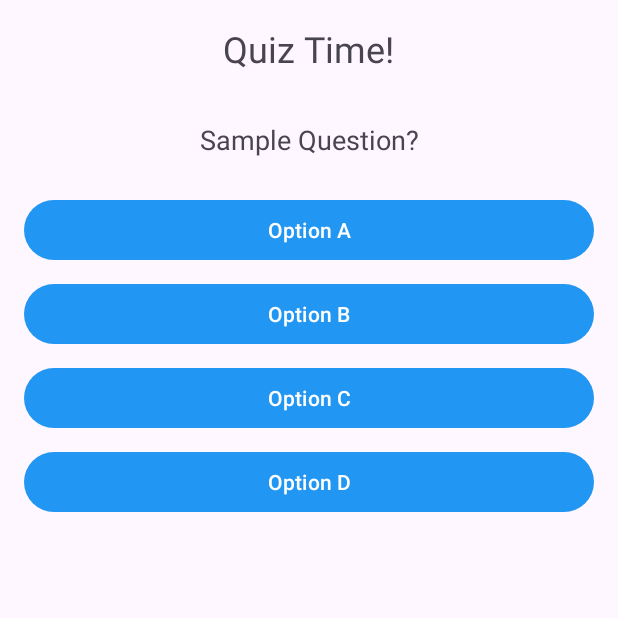
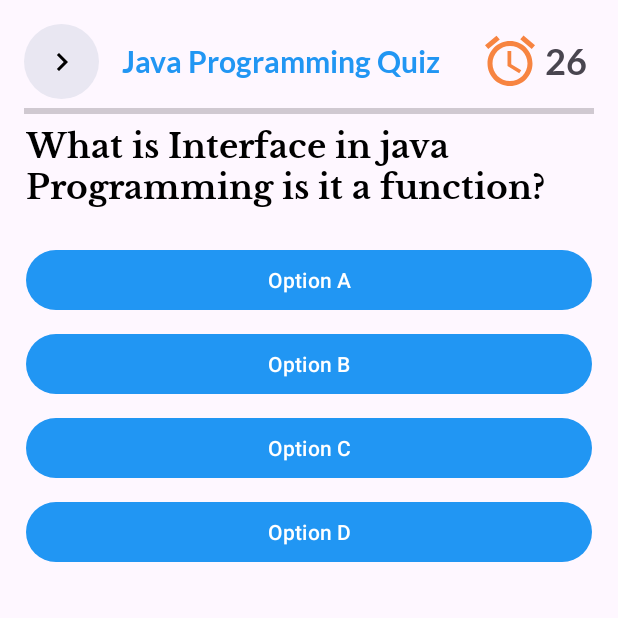
Before and after one commit to Mr-coder14/Quiz1, an Android app: the fragment QuizQuestionFragment placed in its activity, on a phone screen of 412 x 824 dp, the top half of it. Run offline under Robolectric (Android 15) with nearby library versions, the phone set to English and light mode, and no system bars; our stand-ins replace Firebase (no records; nobody signed in at launch, a user with empty details on screens opened directly).

```diff
--- a/app/build.gradle
+++ b/app/build.gradle
@@ -39,6 +39,7 @@ dependencies {
     testImplementation libs.junit
     androidTestImplementation libs.ext.junit
     androidTestImplementation libs.espresso.core
+    implementation libs.material.v1
     implementation 'androidx.appcompat:appcompat:1.6.1'
     implementation 'de.hdodenhof:circleimageview:3.1.0'
     implementation 'com.google.firebase:firebase-database:21.0.0'
--- a/app/src/main/java/com/RapCodeTechnologies/Quiz/QuizActivity.java
+++ b/app/src/main/java/com/RapCodeTechnologies/Quiz/QuizActivity.java
@@ -1,5 +1,10 @@
 package com.RapCodeTechnologies.Quiz;
 import android.os.Bundle;
+import android.os.CountDownTimer;
+import android.view.View;
+import android.widget.ImageButton;
+import android.widget.ProgressBar;
+import android.widget.TextView;
 
 import androidx.annotation.NonNull;
 import androidx.appcompat.app.AppCompatActivity;
@@ -21,14 +26,30 @@ import Models.Question;
 public class QuizActivity extends AppCompatActivity {
     private DatabaseReference quizDatabase;
     private List<Question> questionList = new ArrayList<>();
+    private CountDownTimer countDownTimer;
+    private static final int QUESTION_TIME = 30000; // 30 seconds in milliseconds
+    private static final int TIMER_INTERVAL = 1000;
     private int currentQuestionIndex = 0;
+    private TextView quiztitle,timer;
+    private ProgressBar quizprogress;
+    private ImageButton imageButton;
     private int score = 0;
     @Override
     protected void onCreate(Bundle savedInstanceState) {
         super.onCreate(savedInstanceState);
         setContentView(R.layout.activity_quiz);
+        quiztitle=findViewById(R.id.quiztitile);
+        timer=findViewById(R.id.timer);
+        quizprogress=findViewById(R.id.progressquiz);
+        imageButton=findViewById(R.id.backquiz);
         quizDatabase = FirebaseDatabase.getInstance().getReference("quiz_questions");
         loadQuestionsFromFirebase();
+        imageButton.setOnClickListener(new View.OnClickListener() {
+            @Override
+            public void onClick(View view) {
+                finish();
+            }
+        });
 
         }
     private void loadQuestionsFromFirebase() {
@@ -50,9 +71,21 @@ public class QuizActivity extends AppCompatActivity {
             }
         });
     }
+    @Override
+    protected void onDestroy() {
+        super.onDestroy();
+        if (countDownTimer != null) {
+            countDownTimer.cancel(); // Cancel the timer when activity is destroyed
+        }
+    }
 
     public void loadNextQuestion() {
         if (currentQuestionIndex < questionList.size()) {
+            findViewById(R.id.timer).setVisibility(View.VISIBLE);
+            findViewById(R.id.progressquiz).setVisibility(View.VISIBLE);
+            findViewById(R.id.backquiz).setVisibility(View.VISIBLE);
+            findViewById(R.id.quiztitile).setVisibility(View.VISIBLE);
+            findViewById(R.id.timeriamge).setVisibility(View.VISIBLE);
             // Load the next question fragment
             Question question = questionList.get(currentQuestionIndex);
             QuizQuestionFragment fragment = QuizQuestionFragment.newInstance(
@@ -63,7 +96,11 @@ public class QuizActivity extends AppCompatActivity {
                     question.getOptionD(),
                     question.getCorrectAnswer()
             );
-            fragment.setOnCorrectAnswerListener(() -> score++); // Increment score for correct answers
+            fragment.setOnCorrectAnswerListener(() -> score++);
+            quizprogress.setProgress((currentQuestionIndex + 1) * 100 / questionList.size());
+
+            // Start timer for the current question
+            startTimer();
 
             FragmentTransaction transaction = getSupportFragmentManager().beginTransaction();
             transaction.replace(R.id.fragmentContainerquiz, fragment);
@@ -75,8 +112,34 @@ public class QuizActivity extends AppCompatActivity {
             showResultFragment();
         }
     }
+    private void startTimer() {
+        if (countDownTimer != null) {
+            countDownTimer.cancel(); // Cancel any existing timer
+        }
+
+        countDownTimer = new CountDownTimer(QUESTION_TIME, TIMER_INTERVAL) {
+            @Override
+            public void onTick(long millisUntilFinished) {
+                // Update the timer text
+                timer.setText(String.valueOf(millisUntilFinished / 1000));
+            }
+
+            @Override
+            public void onFinish() {
+                // Time is up, load the next question
+                loadNextQuestion();
+            }
+        };
+
+        countDownTimer.start();
+    }
 
     private void showResultFragment() {
+        findViewById(R.id.timer).setVisibility(View.GONE);
+        findViewById(R.id.progressquiz).setVisibility(View.GONE);
+        findViewById(R.id.quiztitile).setVisibility(View.GONE);
+        findViewById(R.id.timeriamge).setVisibility(View.GONE);
+        findViewById(R.id.backquiz).setVisibility(View.GONE);
         ResultFragment resultFragment = ResultFragment.newInstance(score, questionList.size());
 
         FragmentTransaction transaction = getSupportFragmentManager().beginTransaction();
--- /dev/null
+++ b/app/src/main/res/drawable/baseline_access_alarms_24.xml
@@ -0,0 +1,5 @@
+<vector xmlns:android="http://schemas.android.com/apk/res/android" android:height="24dp" android:tint="#000000" android:viewportHeight="24" android:viewportWidth="24" android:width="24dp">
+
+    <path android:fillColor="@android:color/white" android:pathData="M22,5.7l-4.6,-3.9 -1.3,1.5 4.6,3.9L22,5.7zM7.9,3.4L6.6,1.9 2,5.7l1.3,1.5 4.6,-3.8zM12.5,8L11,8v6l4.7,2.9 0.8,-1.2 -4,-2.4L12.5,8zM12,4c-5,0 -9,4 -9,9s4,9 9,9 9,-4 9,-9 -4,-9 -9,-9zM12,20c-3.9,0 -7,-3.1 -7,-7s3.1,-7 7,-7 7,3.1 7,7 -3.1,7 -7,7z"/>
+
+</vector>
--- a/app/src/main/res/layout/activity_quiz.xml
+++ b/app/src/main/res/layout/activity_quiz.xml
@@ -1,22 +1,70 @@
 <?xml version="1.0" encoding="utf-8"?>
-<LinearLayout
-    xmlns:android="http://schemas.android.com/apk/res/android"
+<LinearLayout xmlns:android="http://schemas.android.com/apk/res/android"
     xmlns:tools="http://schemas.android.com/tools"
     android:layout_width="match_parent"
+    xmlns:app="http://schemas.android.com/apk/res-auto"
+    android:padding="16dp"
     android:layout_height="match_parent"
     android:orientation="vertical"
     tools:context=".QuizActivity">
+    <LinearLayout
+        android:layout_width="match_parent"
+        android:layout_height="wrap_content"
+        android:gravity="center"
+        android:orientation="horizontal">
+        <ImageButton
+            android:layout_width="50dp"
+            android:layout_height="50dp"
+            android:background="@drawable/gray_circle"
+            android:id="@+id/backquiz"
+            android:src="@drawable/baseline_keyboard_arrow_right_24"/>
+        <TextView
+            android:layout_width="match_parent"
+            android:layout_height="wrap_content"
+            android:text="Java Programming Quiz"
+            android:textSize="20sp"
+            android:paddingLeft="15dp"
+            android:textStyle="bold"
+            android:id="@+id/quiztitile"
+            android:layout_weight="1"
+            android:fontFamily="@font/lato"
+            android:textColor="@color/PrimaryColor"/>
+        <LinearLayout
+            android:layout_width="80dp"
+            android:layout_height="wrap_content"
+            android:gravity="center"
+            android:orientation="horizontal">
+            <ImageView
+                android:layout_width="40dp"
+                android:layout_height="40dp"
+                android:tintMode="multiply"
+                android:scaleType="centerCrop"
+                app:tint="@color/orange"
+                android:id="@+id/timeriamge"
+                android:gravity="center"
+                android:src="@drawable/baseline_access_alarms_24"/>
+            <TextView
+                android:layout_width="wrap_content"
+                android:layout_height="wrap_content"
+                android:text="26"
+                android:layout_marginLeft="3dp"
+                android:id="@+id/timer"
+                android:fontFamily="@font/lato"
+                android:textStyle="bold"
+                android:textSize="24sp"/>
+        </LinearLayout>
 
-    <TextView
-        android:layout_width="wrap_content"
+    </LinearLayout>
+    <ProgressBar
+        android:layout_width="match_parent"
         android:layout_height="wrap_content"
-        android:text="Quiz Time!"
-        android:textSize="24sp"
-        android:padding="16dp"
-        android:gravity="center"
-        android:layout_gravity="center_horizontal" />
+        style="@style/Widget.AppCompat.ProgressBar.Horizontal"
+        android:max="100"
+        android:progress="0"
+        android:progressTint="@color/orange"
+        android:id="@+id/progressquiz"/>
 
-    <!-- Fragment container for displaying quiz question fragments -->
+
     <FrameLayout
         android:id="@+id/fragmentContainerquiz"
         android:layout_width="match_parent"
--- a/app/src/main/res/layout/fragment_quiz_question.xml
+++ b/app/src/main/res/layout/fragment_quiz_question.xml
@@ -4,17 +4,21 @@
     android:layout_width="match_parent"
     android:layout_height="match_parent"
     android:orientation="vertical"
-    android:padding="16dp">
+    android:padding="1dp">
+
 
 
     <TextView
         android:id="@+id/questionTextView"
         android:layout_width="match_parent"
         android:layout_height="wrap_content"
-        android:text="Sample Question?"
-        android:textSize="18sp"
+        android:text="What is Interface in java Programming is it a function?"
+        android:textSize="22sp"
+        android:textColor="@color/black"
         android:paddingBottom="16dp"
-        android:gravity="center_horizontal" />
+        android:textStyle="bold"
+        android:fontFamily="@font/librebaskervillebold"
+        android:gravity="start" />
 
 
     <Button
--- a/gradle/libs.versions.toml
+++ b/gradle/libs.versions.toml
@@ -9,6 +9,7 @@ activity = "1.8.0"
 constraintlayout = "2.2.0"
 googleServices = "4.4.2"
 firebaseAuth = "23.1.0"
+materialVersion = "1"
 
 [libraries]
 junit = { group = "junit", name = "junit", version.ref = "junit" }
@@ -20,6 +21,7 @@ activity = { group = "androidx.activity", name = "activity", version.ref = "acti
 constraintlayout = { group = "androidx.constraintlayout", name = "constraintlayout", version.ref = "constraintlayout" }
 google-services = { group = "com.google.gms", name = "google-services", version.ref = "googleServices" }
 firebase-auth = { group = "com.google.firebase", name = "firebase-auth", version.ref = "firebaseAuth" }
+material-v1 = { module = "com.google.android.material:material", version.ref = "materialVersion" }
 
 [plugins]
 androidApplication = { id = "com.android.application", version.ref = "agp" }
```
Also changed, not shown: app/src/main/java/Fragments/QuizQuestionFragment.java (+23 -0 lines), app/src/main/res/drawable/timer.png (added), app/src/main/res/font/librebaskervillebold.ttf (added), app/src/main/res/font/librebaskervilleregular.ttf (added).
